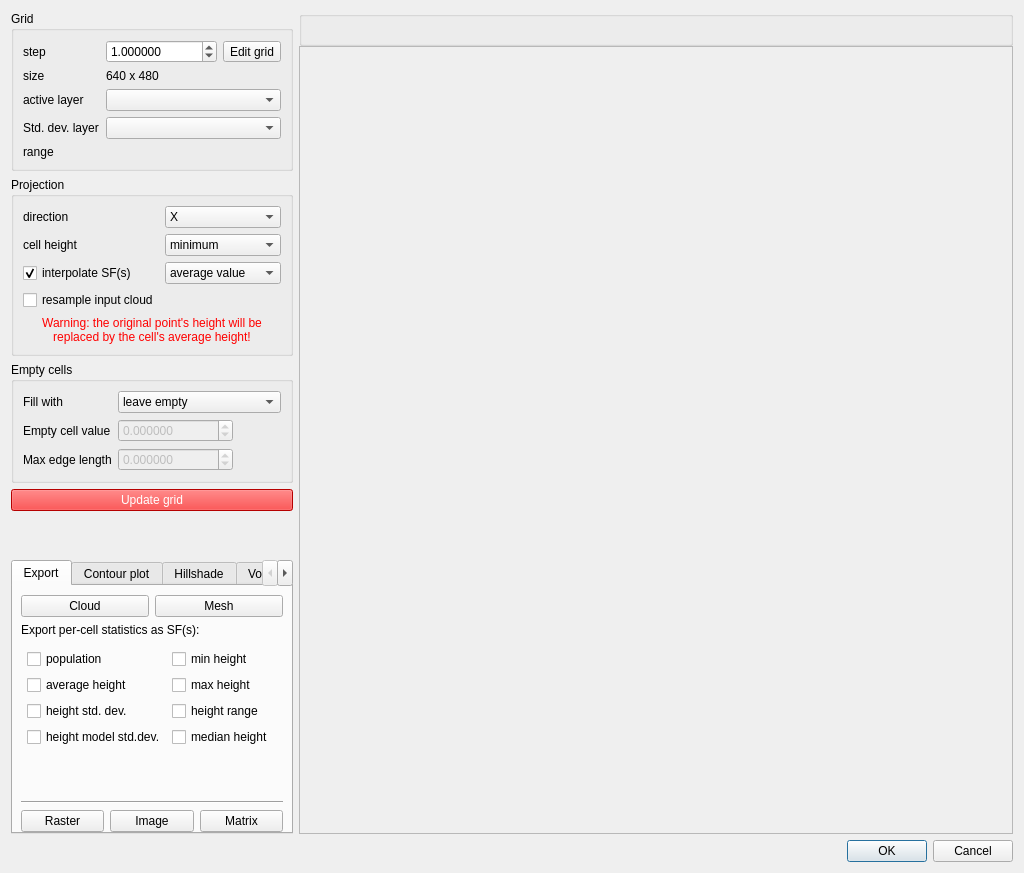
Before: the Qt Designer form qCC/ui_templates/rasterizeDlg.ui in magnuan/CloudCompare, drawn with Qt 5.
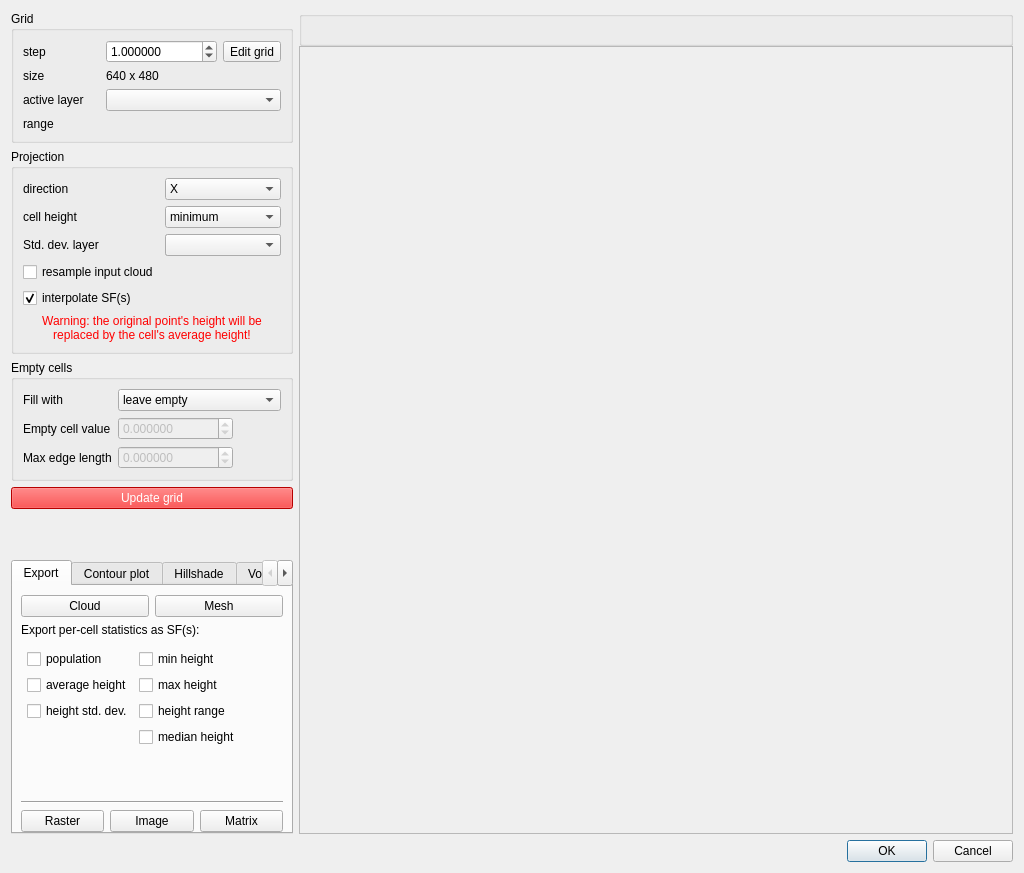
After: the same form once the commit is applied.

Commit message: Rasterize Tool: When in inverse variance mode, always export std.dev SF with same name with updated std.dev

```diff
--- a/qCC/ui_templates/rasterizeDlg.ui
+++ b/qCC/ui_templates/rasterizeDlg.ui
@@ -117,26 +117,13 @@
             <widget class="QComboBox" name="activeLayerComboBox"/>
            </item>
            <item row="4" column="0">
-            <widget class="QLabel" name="label_21">
-             <property name="toolTip">
-              <string>Active layer std. dev. scalar field</string>
-             </property>
-             <property name="text">
-              <string>Std. dev. layer</string>
-             </property>
-            </widget>
-           </item>
-           <item row="4" column="1">
-            <widget class="QComboBox" name="stdDevLayerComboBox"/>
-           </item>
-           <item row="5" column="0">
             <widget class="QLabel" name="label_7">
              <property name="text">
               <string>range</string>
              </property>
             </widget>
            </item>
-           <item row="5" column="1">
+           <item row="4" column="1">
             <widget class="QLabel" name="gridLayerRangeLabel">
              <property name="text">
               <string/>
@@ -278,6 +265,19 @@
             </widget>
            </item>
            <item row="2" column="0">
+            <widget class="QLabel" name="label_21">
+             <property name="toolTip">
+              <string>Active layer std. dev. scalar field</string>
+             </property>
+             <property name="text">
+              <string>Std. dev. layer</string>
+             </property>
+            </widget>
+           </item>
+           <item row="2" column="1">
+            <widget class="QComboBox" name="stdDevLayerComboBox"/>
+           </item>
+           <item row="4" column="0">
             <widget class="QCheckBox" name="interpolateSFCheckBox">
              <property name="sizePolicy">
               <sizepolicy hsizetype="Preferred" vsizetype="Fixed">
@@ -296,7 +296,7 @@
              </property>
             </widget>
            </item>
-           <item row="4" column="0" colspan="2">
+           <item row="5" column="0" colspan="2">
             <widget class="QLabel" name="warningResampleWithAverageLabel">
              <property name="enabled">
               <bool>false</bool>
@@ -618,16 +618,6 @@
                  </property>
                 </widget>
                </item>
-               <item row="3" column="0">
-                <widget class="QCheckBox" name="generateModelStdDevHeightSFcheckBox">
-                 <property name="toolTip">
-                  <string>For inverse variance averaging, with input std. dev. Scalar field. Add a scalar field with the std.dev. based on the reported std. dev.</string>
-                 </property>
-                 <property name="text">
-                  <string>height model std.dev.</string>
-                 </property>
-                </widget>
-               </item>
                <item row="3" column="1">
                 <widget class="QCheckBox" name="generateMedianHeightSFcheckBox">
                  <property name="toolTip">
```
The commit also changes 3 other files.
